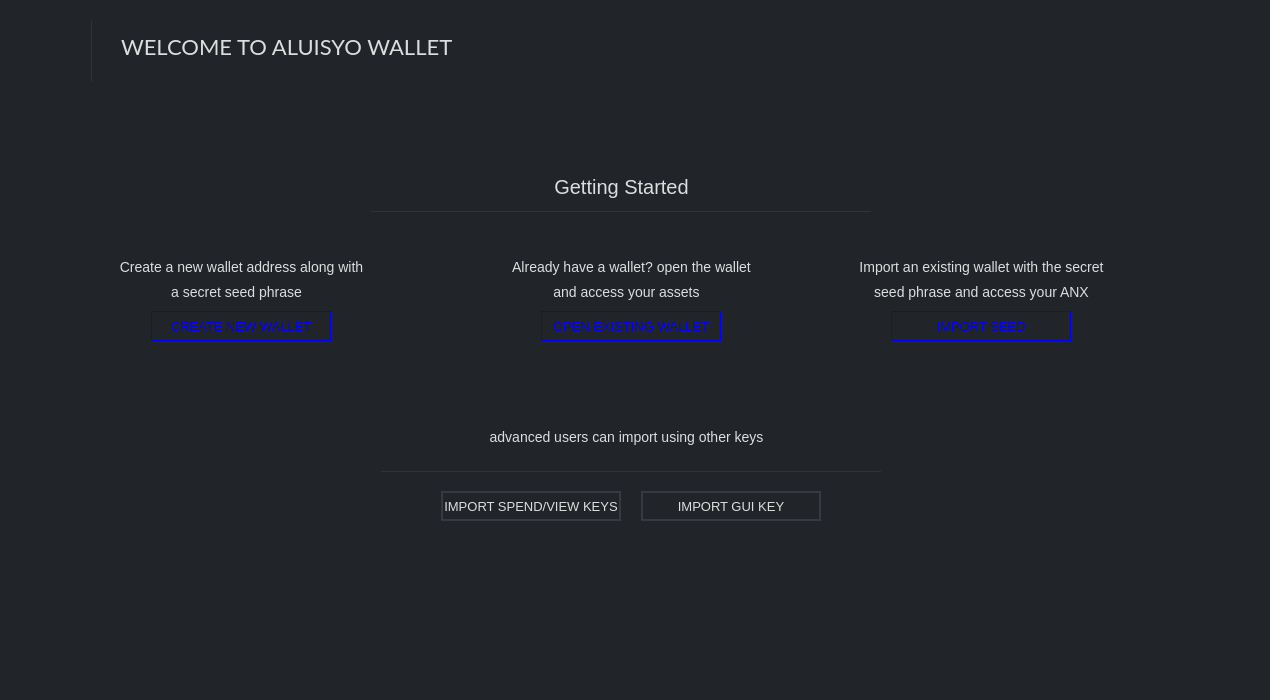
This is src/gui/ui/welcomeframe.ui in aluisyoanx/gui-wallet as Qt 5 draws it before an edit. The edited form follows.
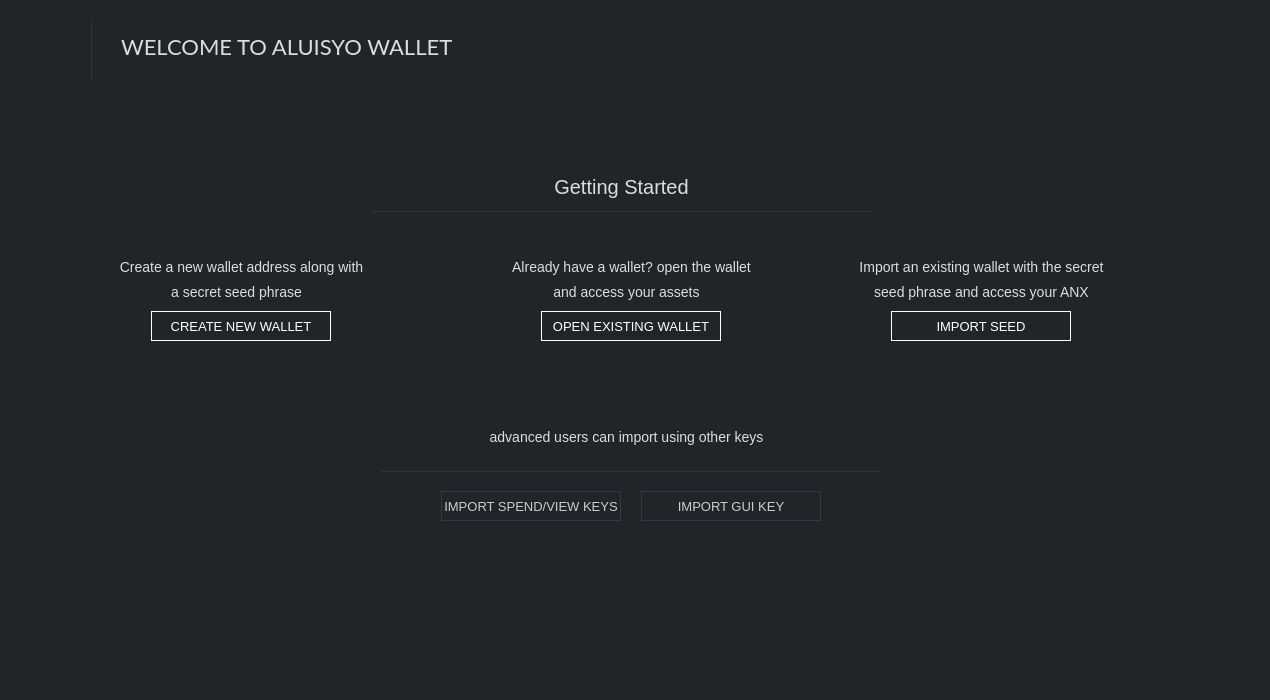
This is the edited form. Icons and pictures are not drawn.

What changed in the file:
```diff
--- a/src/gui/ui/welcomeframe.ui
+++ b/src/gui/ui/welcomeframe.ui
@@ -90,7 +90,7 @@
       <widget class="QLabel" name="label_3">
        <property name="geometry">
         <rect>
-         <x>345</x>
+         <x>410</x>
          <y>140</y>
          <width>401</width>
          <height>20</height>
@@ -106,13 +106,13 @@
 font-size: 15px;</string>
        </property>
        <property name="text">
-        <string>■ Aluisyo is a blockchain bank.</string>
+        <string>■  Aluisyo is a blockchain bank.</string>
        </property>
       </widget>
       <widget class="QLabel" name="label_5">
        <property name="geometry">
         <rect>
-         <x>345</x>
+         <x>410</x>
          <y>190</y>
          <width>401</width>
          <height>20</height>
@@ -128,15 +128,15 @@
 font-size: 15px;</string>
        </property>
        <property name="text">
-        <string>■  Aluisyo is free and open source.</string>
+        <string>■  Aluisyo Wallet is free and open-source.</string>
        </property>
       </widget>
       <widget class="QLabel" name="label_8">
        <property name="geometry">
         <rect>
-         <x>345</x>
+         <x>410</x>
          <y>240</y>
-         <width>465</width>
+         <width>401</width>
          <height>20</height>
         </rect>
        </property>
@@ -150,13 +150,13 @@
 font-size: 15px;</string>
        </property>
        <property name="text">
-        <string>■  This wallet allows you to access all the banking features and services.</string>
+        <string>■  The wallet allows access to all Aluisyo services.</string>
        </property>
       </widget>
       <widget class="QLabel" name="label_9">
        <property name="geometry">
         <rect>
-         <x>345</x>
+         <x>410</x>
          <y>290</y>
          <width>401</width>
          <height>20</height>
@@ -172,7 +172,7 @@
 font-size: 15px;</string>
        </property>
        <property name="text">
-        <string>■  You have complete control to your keys and funds.</string>
+        <string>■  You control the private keys to your funds.</string>
        </property>
       </widget>
       <widget class="QLabel" name="label_10">
@@ -215,7 +215,9 @@
         </font>
        </property>
        <property name="styleSheet">
-        <string notr="true">color: blue; background-color: #1; border: 1px solid blue; font-size: 16px;</string>
+        <string notr="true">QPushButton#next1 {color: white; background-color: #1; border: 1px solid white; font-size: 16px;}
+
+QPushButton#next1:hover {color: white; background-color: #1; border: 2px solid white; font-size: 16px;}</string>
        </property>
        <property name="text">
         <string>NEXT</string>
@@ -802,7 +804,9 @@
         </font>
        </property>
        <property name="styleSheet">
-        <string notr="true">color: blue; background-color: #1; border: 1px solid blue; font-size: 13px;</string>
+        <string notr="true">QPushButton#pushButton {color: white; background-color: #1; border: 1px solid white; font-size: 13px;}
+
+QPushButton#pushButton:hover {color: white; background-color: #1; border: 2px solid white; font-size: 13px;}</string>
        </property>
        <property name="text">
         <string>CREATE NEW WALLET</string>
@@ -823,7 +827,9 @@
         </font>
        </property>
        <property name="styleSheet">
-        <string notr="true">color: blue; background-color: #1; border: 1px solid blue; font-size: 13px;</string>
+        <string notr="true">QPushButton#pushButton_2 {color: white; background-color: #1; border: 1px solid white; font-size: 13px;}
+
+QPushButton#pushButton_2:hover {color: white; background-color: #1; border: 2px solid white; font-size: 13px;}</string>
        </property>
        <property name="text">
         <string>OPEN EXISTING WALLET</string>
@@ -844,7 +850,9 @@
         </font>
        </property>
        <property name="styleSheet">
-        <string notr="true">color: #ddd; border: 2px solid #343a40; font-size: 13px; background-color: #21259;</string>
+        <string notr="true">QPushButton#spendkeyButton {color: #ccc; border: 1px solid #343a40; font-size: 13px; background-color: #21259;}
+
+QPushButton#spendkeyButton:hover {color: #ddd; border: 2px solid #444; font-size: 13px; background-color: #21259;}</string>
        </property>
        <property name="text">
         <string>IMPORT SPEND/VIEW KEYS</string>
@@ -865,7 +873,9 @@
         </font>
        </property>
        <property name="styleSheet">
-        <string notr="true">color: #ddd; border: 2px solid #343a40; font-size: 13px; background-color: #21259;</string>
+        <string notr="true">QPushButton#guikeyButton {color: #ccc; border: 1px solid #343a40; font-size: 13px; background-color: #21259;}
+
+QPushButton#guikeyButton:hover {color: #ddd; border: 2px solid #444; font-size: 13px; background-color: #21259;}</string>
        </property>
        <property name="text">
         <string>IMPORT GUI KEY</string>
@@ -886,7 +896,9 @@
         </font>
        </property>
        <property name="styleSheet">
-        <string notr="true">color: blue; background-color: #1; border: 1px solid blue; font-size: 13px;</string>
+        <string notr="true">QPushButton#seedButton {color: white; background-color: #1; border: 1px solid white; font-size: 13px;}
+
+QPushButton#seedButton:hover {color: white; background-color: #1; border: 2px solid white; font-size: 13px;}</string>
        </property>
        <property name="text">
         <string>IMPORT SEED</string>
```
Left out of the diff: 18 changed lines with no effect on the pictures.
